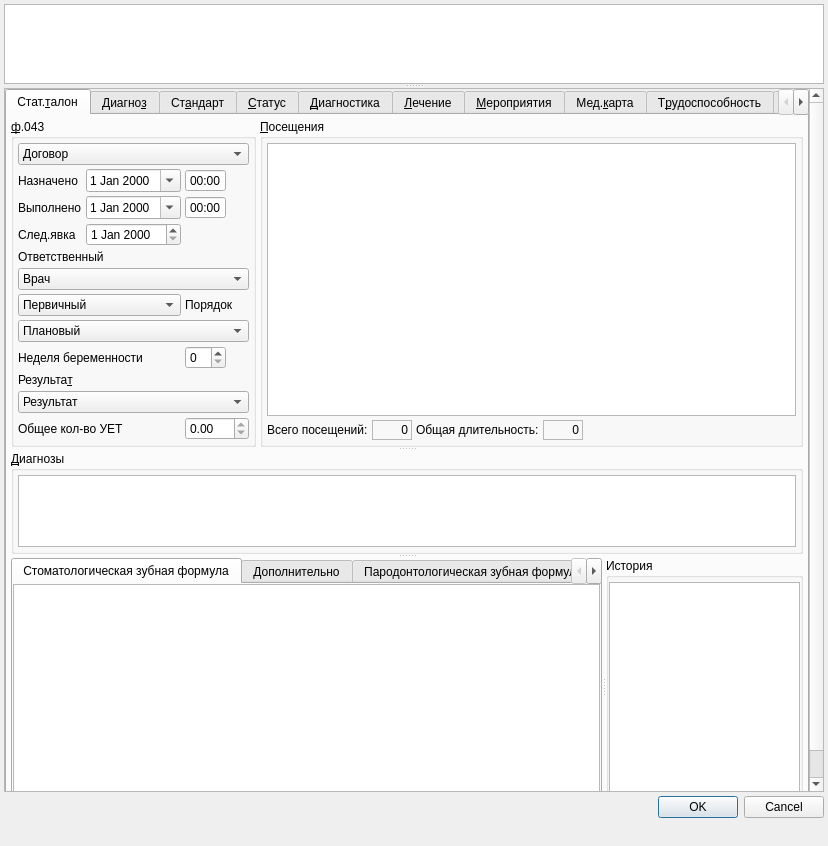
Above: F043/F043.ui from rusingineer/KPS-Samson before the change. Below: the same form after it.
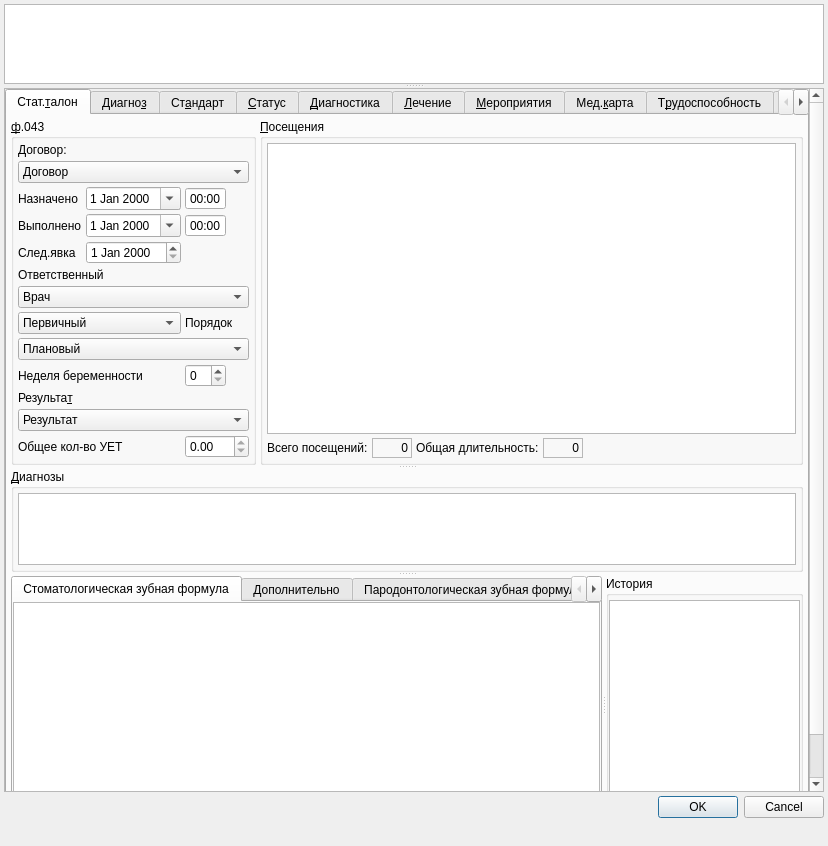
That is the form after the change. Custom widgets are drawn as their Qt base class.

```diff
--- a/F043/F043.ui
+++ b/F043/F043.ui
@@ -115,7 +115,7 @@
                 <property name="spacing">
                  <number>4</number>
                 </property>
-                <item row="1" column="0">
+                <item row="2" column="0">
                  <widget class="QLabel" name="lblBegDate">
                   <property name="sizePolicy">
                    <sizepolicy hsizetype="Preferred" vsizetype="Preferred">
@@ -131,7 +131,7 @@
                   </property>
                  </widget>
                 </item>
-                <item row="9" column="0" colspan="3">
+                <item row="10" column="0" colspan="3">
                  <widget class="QLabel" name="lblResult">
                   <property name="text">
                    <string>Результа&amp;т</string>
@@ -144,21 +144,21 @@
                   </property>
                  </widget>
                 </item>
-                <item row="3" column="0">
+                <item row="4" column="0">
                  <widget class="QLabel" name="lblNextDate">
                   <property name="text">
                    <string>След.явка</string>
                   </property>
                  </widget>
                 </item>
-                <item row="6" column="2">
+                <item row="7" column="2">
                  <widget class="QLabel" name="lblOrder">
                   <property name="text">
                    <string>Порядок</string>
                   </property>
                  </widget>
                 </item>
-                <item row="6" column="0" colspan="2">
+                <item row="7" column="0" colspan="2">
                  <widget class="CROComboBox" name="cmbPrimary">
                   <item>
                    <property name="text">
@@ -177,7 +177,7 @@
                   </item>
                  </widget>
                 </item>
-                <item row="2" column="1" colspan="2">
+                <item row="3" column="1" colspan="2">
                  <widget class="QFrame" name="frmEndDateTime">
                   <property name="sizePolicy">
                    <sizepolicy hsizetype="Maximum" vsizetype="Preferred">
@@ -237,6 +237,13 @@
                  </widget>
                 </item>
                 <item row="0" column="0" colspan="3">
+                 <widget class="QLabel" name="lblContract">
+                  <property name="text">
+                   <string>Договор:</string>
+                  </property>
+                 </widget>
+                </item>
+                <item row="1" column="0" colspan="3">
                  <widget class="CContractComboBox" name="cmbContract">
                   <property name="sizePolicy">
                    <sizepolicy hsizetype="Preferred" vsizetype="Fixed">
@@ -254,7 +261,7 @@
                   </item>
                  </widget>
                 </item>
-                <item row="7" column="0" colspan="3">
+                <item row="8" column="0" colspan="3">
                  <widget class="CROComboBox" name="cmbOrder">
                   <property name="sizePolicy">
                    <sizepolicy hsizetype="Preferred" vsizetype="Fixed">
@@ -294,7 +301,7 @@
                   </item>
                  </widget>
                 </item>
-                <item row="8" column="2">
+                <item row="9" column="2">
                  <widget class="QSpinBox" name="edtPregnancyWeek">
                   <property name="sizePolicy">
                    <sizepolicy hsizetype="Maximum" vsizetype="Fixed">
@@ -307,7 +314,7 @@
                   </property>
                  </widget>
                 </item>
-                <item row="1" column="1" colspan="2">
+                <item row="2" column="1" colspan="2">
                  <widget class="QFrame" name="frmBegDateTime">
                   <property name="sizePolicy">
                    <sizepolicy hsizetype="Maximum" vsizetype="Preferred">
@@ -366,7 +373,7 @@
                   </layout>
                  </widget>
                 </item>
-                <item row="10" column="0" colspan="3">
+                <item row="11" column="0" colspan="3">
                  <widget class="CRBComboBox" name="cmbResult">
                   <property name="whatsThis">
                    <string>результат осмотра</string>
@@ -378,7 +385,7 @@
                   </item>
                  </widget>
                 </item>
-                <item row="3" column="1">
+                <item row="4" column="1">
                  <widget class="CDateEdit" name="edtNextDate">
                   <property name="sizePolicy">
                    <sizepolicy hsizetype="Maximum" vsizetype="Fixed">
@@ -388,7 +395,7 @@
                   </property>
                  </widget>
                 </item>
-                <item row="8" column="0" colspan="2">
+                <item row="9" column="0" colspan="2">
                  <widget class="QLabel" name="lblPregnancyWeek">
                   <property name="sizePolicy">
                    <sizepolicy hsizetype="Maximum" vsizetype="Preferred">
@@ -404,7 +411,7 @@
                   </property>
                  </widget>
                 </item>
-                <item row="4" column="0" colspan="3">
+                <item row="5" column="0" colspan="3">
                  <widget class="QLabel" name="lblPerson">
                   <property name="sizePolicy">
                    <sizepolicy hsizetype="Preferred" vsizetype="Preferred">
@@ -420,7 +427,7 @@
                   </property>
                  </widget>
                 </item>
-                <item row="2" column="0">
+                <item row="3" column="0">
                  <widget class="QLabel" name="lblEndDate">
                   <property name="sizePolicy">
                    <sizepolicy hsizetype="Preferred" vsizetype="Preferred">
@@ -436,7 +443,7 @@
                   </property>
                  </widget>
                 </item>
-                <item row="11" column="0" colspan="3">
+                <item row="12" column="0" colspan="3">
                  <spacer>
                   <property name="orientation">
                    <enum>Qt::Vertical</enum>
@@ -449,7 +456,7 @@
                   </property>
                  </spacer>
                 </item>
-                <item row="5" column="0" colspan="3">
+                <item row="6" column="0" colspan="3">
                  <widget class="CPersonComboBoxEx" name="cmbPerson">
                   <property name="sizePolicy">
                    <sizepolicy hsizetype="Preferred" vsizetype="Fixed">
@@ -467,14 +474,14 @@
                   </item>
                  </widget>
                 </item>
-                <item row="12" column="0" colspan="2">
+                <item row="13" column="0" colspan="2">
                  <widget class="QLabel" name="lblCommonUET">
                   <property name="text">
                    <string>Общее кол-во УЕТ</string>
                   </property>
                  </widget>
                 </item>
-                <item row="12" column="2">
+                <item row="13" column="2">
                  <widget class="QDoubleSpinBox" name="edtCommonUet">
                   <property name="readOnly">
                    <bool>true</bool>
```
